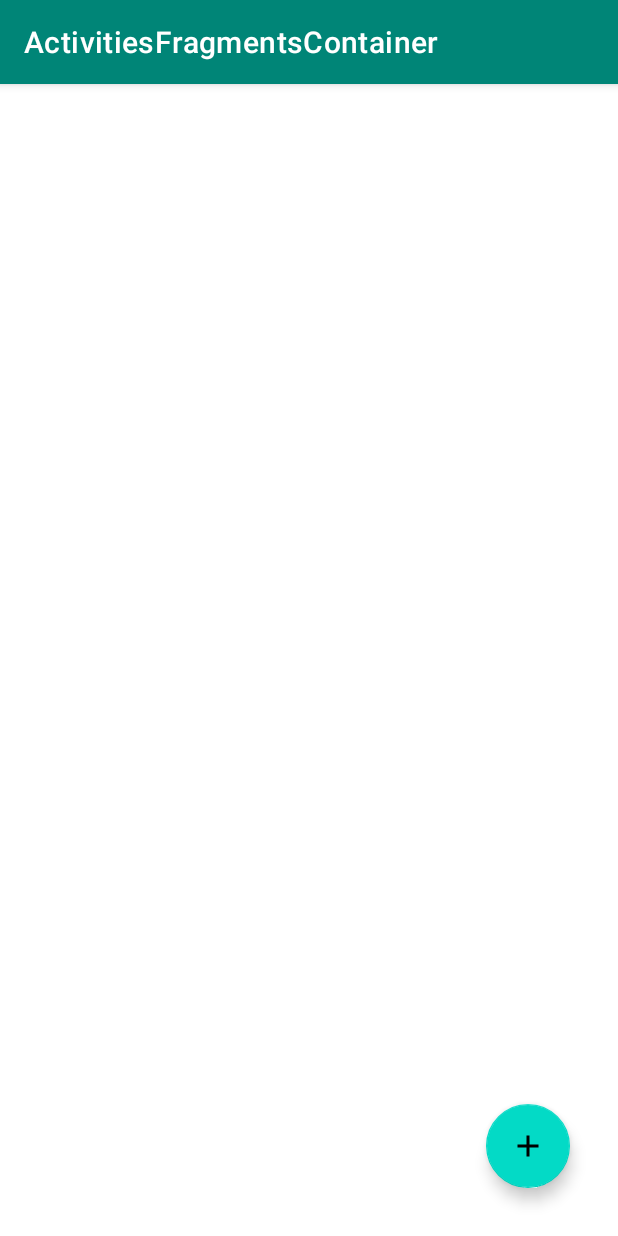
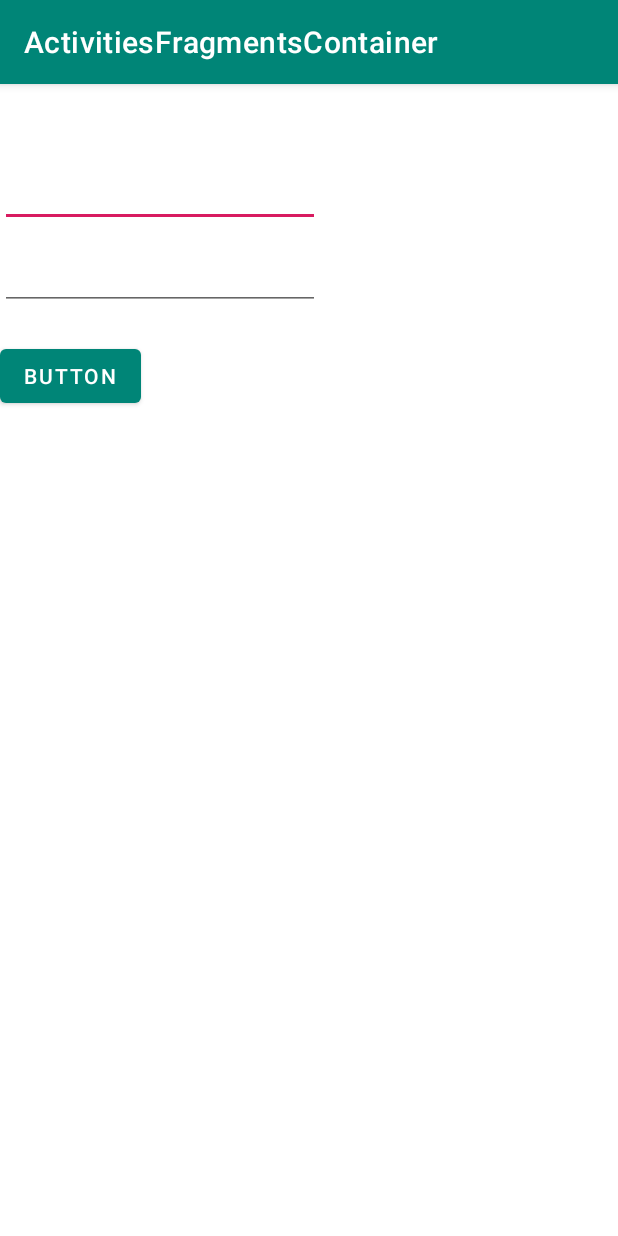
Before and after one commit to YonatanG95/Hobme, an Android app: the screen it shows after launch (ActivitiesFragmentsContainer), on a phone screen of 412 x 824 dp. Run offline under Robolectric (Android 15) with nearby library versions, the phone set to English and light mode, and no system bars; our stand-ins replace Firebase (no records; nobody signed in at launch, a user with empty details on screens opened directly), Room's generated code, data binding, paging; libraries missing offline, so code that uses them is left out: androidx.paging.

Commit message:
Login methods & navigation

```diff
--- a/app/src/main/AndroidManifest.xml
+++ b/app/src/main/AndroidManifest.xml
@@ -8,6 +8,8 @@
     <uses-permission android:name="android.permission.READ_CONTACTS" />
     <uses-permission android:name="android.permission.READ_EXTERNAL_STORAGE" />
     <uses-permission android:name="android.permission.WRITE_EXTERNAL_STORAGE" />
+
+
 
     <application
         android:allowBackup="true"
--- a/app/src/main/java/AppModel/RemoteData.java
+++ b/app/src/main/java/AppModel/RemoteData.java
@@ -1,13 +1,18 @@
 package AppModel;
 
+import android.content.SharedPreferences;
 import android.util.Log;
+import android.view.View;
+import android.widget.Toast;
 
 import androidx.annotation.NonNull;
+import androidx.navigation.Navigation;
 
 import com.google.android.gms.tasks.OnCompleteListener;
 import com.google.android.gms.tasks.OnFailureListener;
 import com.google.android.gms.tasks.OnSuccessListener;
 import com.google.android.gms.tasks.Task;
+import com.google.firebase.auth.AuthResult;
 import com.google.firebase.auth.FirebaseAuth;
 import com.google.firebase.auth.FirebaseUser;
 import com.google.firebase.firestore.DocumentReference;
@@ -16,11 +21,14 @@ import com.google.firebase.firestore.FirebaseFirestore;
 import com.google.firebase.firestore.FirebaseFirestoreSettings;
 import com.google.firebase.firestore.Query;
 import com.google.firebase.firestore.QuerySnapshot;
+import com.project.hobme.R;
 
 import java.util.Date;
 import java.util.List;
 
 import AppModel.Entity.Activity;
+import AppModel.Entity.User;
+import AppView.UserLoginFragment;
 import DataSources.AppRepository;
 import DataSources.NetworkDataCallback;
 
@@ -40,7 +48,8 @@ public class RemoteData {
                 .setTimestampsInSnapshotsEnabled(true)
                 .build();
         firestoreDb.setFirestoreSettings(settings);
-//        FirebaseFirestore.setLoggingEnabled(true);
+        mAuth = FirebaseAuth.getInstance();
+        FirebaseFirestore.setLoggingEnabled(true);
     }
 
     public void fetchActivities(Date date, NetworkDataCallback.ActivityCallback callback){
@@ -86,10 +95,34 @@ public class RemoteData {
         return id;
     }
 
-//    public void currentlyLoggedIn(){
-//        FirebaseUser currentUser = mAuth.getCurrentUser();
-//        currentUser.get
-//        updateUI(currentUser);
-//    }
+    public boolean currentlyLoggedIn(){
+        FirebaseUser currentUser = mAuth.getCurrentUser();
+        if(currentUser != null){
+            currentUser.getUid();
+            return true;
+//            SharedPreferences sharedpreferences = getSharedPreferences(MyPREFERENCES, Context.MODE_PRIVATE);
+        }
+        return false;
+    }
+
+    public void userSignInEmail(String email, String pass, View view, UserLoginFragment fragment){
+        mAuth.signInWithEmailAndPassword(email, pass)
+                .addOnCompleteListener(fragment.getActivity(), new OnCompleteListener<AuthResult>() {
+                    @Override
+                    public void onComplete(@NonNull Task<AuthResult> task) {
+                        if (task.isSuccessful()) {
+                            // Sign in success, update UI with the signed-in user's information
+                            Log.d(TAG, "signInWithEmail:success");
+                            FirebaseUser user = mAuth.getCurrentUser();
+                            Navigation.findNavController(view).navigate(R.id.loginToActList);
+                        } else {
+                            // If sign in fails, display a message to the user.
+                            Log.w(TAG, "signInWithEmail:failure", task.getException());
+                            Toast.makeText(fragment.getContext(), "Authentication failed.",
+                                    Toast.LENGTH_SHORT).show();
+                        }
+                    }
+                });
+    }
 
 }
--- a/app/src/main/java/AppView/UserLoginFragment.java
+++ b/app/src/main/java/AppView/UserLoginFragment.java
@@ -8,11 +8,21 @@ import android.os.Bundle;
 import androidx.annotation.NonNull;
 import androidx.annotation.Nullable;
 import androidx.fragment.app.Fragment;
+import androidx.navigation.NavController;
+import androidx.navigation.Navigation;
+import androidx.navigation.fragment.NavHostFragment;
 
+import android.util.Log;
 import android.view.LayoutInflater;
 import android.view.View;
 import android.view.ViewGroup;
+import android.widget.Toast;
 
+import com.google.android.gms.tasks.OnCompleteListener;
+import com.google.android.gms.tasks.Task;
+import com.google.firebase.auth.AuthResult;
+import com.google.firebase.auth.FirebaseAuth;
+import com.google.firebase.auth.FirebaseUser;
 import com.project.hobme.R;
 import com.project.hobme.databinding.UserLoginFragmentBinding;
 
@@ -27,6 +37,8 @@ public class UserLoginFragment extends Fragment {
     private UserLoginFragmentBinding binding;
     private CustomViewModelFactory viewModelFactory;
 
+    //private FirebaseAuth mAuth;
+    //private FirebaseAuth.AuthStateListener mAuthListener;
 //
 //    public static UserLoginFragment newInstance() {
 //        return new UserLoginFragment();
@@ -42,21 +54,63 @@ public class UserLoginFragment extends Fragment {
         mViewModel = ViewModelProviders.of(this, viewModelFactory)
                 .get(UserLoginViewModel.class);
 
+//        mAuth = FirebaseAuth.getInstance();
+
+
         bindData();
+
+        checkUserStatus();
 
         return binding.getRoot();
     }
 
+
+    /**
+     * Check if user already logged in - If so, move to main page
+     */
+    private void checkUserStatus() {
+        if(mViewModel.isAlreadyLoggedIn()){
+            NavController nc = (((NavHostFragment) getActivity().getSupportFragmentManager()
+                    .findFragmentById(R.id.activities_fragment_container))
+                    .getNavController());
+            nc.navigate(R.id.loginToActList);
+        }
+    }
+
     private void bindData() {
+        binding.setView(mViewModel);
+        binding.setHandler(this);
+        binding.setLifecycleOwner(this);
+    }
 
+    public void loginBtn(View view){
+        mViewModel.userLogInEmail(this, view);
+        //userSignInEmail();
+    }
 
-    }
 //
 //    @Override
 //    public void onActivityCreated(@Nullable Bundle savedInstanceState) {
 //        super.onActivityCreated(savedInstanceState);
 //        mViewModel = ViewModelProviders.of(this).get(UserLoginViewModel.class);
 //        // TODO: Use the ViewModel
-//    }
-
+////    }
+//public void userSignInEmail(String email, String pass, View view){
+//    mAuth.signInWithEmailAndPassword(email, pass)
+//            .addOnCompleteListener(UserLoginFragment.this, new OnCompleteListener<AuthResult>() {
+//                @Override
+//                public void onComplete(@NonNull Task<AuthResult> task) {
+//                    if (task.isSuccessful()) {
+//                        // Sign in success, update UI with the signed-in user's information
+//                        Log.d("111", "signInWithEmail:success");
+//                        FirebaseUser user = mAuth.getCurrentUser();
+//                        Navigation.findNavController(view).navigate(R.id.loginToActList);
+//                    } else {
+//                        // If sign in fails, display a message to the user.
+//                        Log.w("222", "signInWithEmail:failure", task.getException());
+//                        Toast.makeText(view.getContext(), "Authentication failed.",
+//                                Toast.LENGTH_SHORT).show();
+//                    }
+//                }
+//            });
 }
--- a/app/src/main/java/AppViewModel/UserLoginViewModel.java
+++ b/app/src/main/java/AppViewModel/UserLoginViewModel.java
@@ -1,15 +1,28 @@
 package AppViewModel;
+
+import android.view.View;
 
 import androidx.lifecycle.ViewModel;
 
+import AppView.UserLoginFragment;
 import DataSources.AppRepository;
 
 public class UserLoginViewModel extends ViewModel {
     // TODO: Implement the ViewModel
 
-    public UserLoginViewModel(AppRepository repository){}
+    private AppRepository repository;
+    public String password;
+    public String email;
+
+    public UserLoginViewModel(AppRepository repository){
+        this.repository = repository;
+    }
 
     public boolean isAlreadyLoggedIn(){
-        return true;
+        return repository.currentlyLoggedIn();
+    }
+
+    public void userLogInEmail(UserLoginFragment fragment, View view){
+        repository.signInUserEmail(email, password, view, fragment);
     }
 }
--- a/app/src/main/java/DataSources/AppRepository.java
+++ b/app/src/main/java/DataSources/AppRepository.java
@@ -2,6 +2,7 @@ package DataSources;
 
 import android.content.Context;
 import android.util.Log;
+import android.view.View;
 
 import AppModel.AppDB;
 import AppModel.Entity.Activity;
@@ -9,6 +10,7 @@ import AppModel.Dao.ActivityDao;
 import AppModel.LocalData;
 import AppModel.RemoteData;
 import AppUtils.AppExecutors;
+import AppView.UserLoginFragment;
 
 import androidx.lifecycle.LiveData;
 import androidx.paging.DataSource;
@@ -24,13 +26,13 @@ public class AppRepository {
     public static final int INIT_SIZE = 15;
     private final int PREFETCH_DISTANCE = 4;
     private static AppRepository sInstance;
-    private ActivityDao activityDao;
+    //private ActivityDao activityDao;
     //private UserDao userDao;
     //private UserActivityJoinDao userActivityJoinDao;
     //private ActivityTypeDao activityTypeDao;
     //private CategoryDao categoryDao;
 //    private final AppExecutors executors;
-    private NetworkData networkData;
+    //private NetworkData networkData;
 //    private Context mContext;
     private final String TAG = "AppRepository";
     //private boolean mInitialized = false;
@@ -44,11 +46,11 @@ public class AppRepository {
         this.localData = new LocalData(context, executors);
         this.remoteData = new RemoteData();
         AppDB database = AppDB.getInstance(context);
-        this.activityDao = database.activityDao();
+        //this.activityDao = database.activityDao();
 //        //this.userDao = database.userDao();
 //        //this.userActivityJoinDao = database.userActivityJoinDao();
 //        //this.activityTypeDao = database.activityTypeDao();
-        this.networkData = NetworkData.getInstance();
+        //this.networkData = NetworkData.getInstance();
 //        this.mContext = context;
         //dbInit();
         //deleteAllActivities();
@@ -91,6 +93,14 @@ public class AppRepository {
             });
         }
         );
+    }
+
+    public boolean currentlyLoggedIn(){
+        return remoteData.currentlyLoggedIn();
+    }
+
+    public void signInUserEmail(String email, String password, View view, UserLoginFragment loginFragment){
+        remoteData.userSignInEmail(email, password, view, loginFragment);
     }
 
 
--- a/app/src/main/java/DataSources/NetworkDataCallback.java
+++ b/app/src/main/java/DataSources/NetworkDataCallback.java
@@ -13,4 +13,5 @@ public class NetworkDataCallback {
         void onCallback(List<Activity> activities);//, DocumentSnapshot documentSnapshot);
     }
 
+
 }
--- a/app/src/main/res/layout/user_login_fragment.xml
+++ b/app/src/main/res/layout/user_login_fragment.xml
@@ -1,10 +1,15 @@
 <?xml version="1.0" encoding="utf-8"?>
-<layout xmlns:app="http://schemas.android.com/apk/res-auto"
+<layout xmlns:tools="http://schemas.android.com/tools"
+    xmlns:app="http://schemas.android.com/apk/res-auto"
     xmlns:android="http://schemas.android.com/apk/res/android">
     <data>
         <variable
-            name="activity"
-            type="AppModel.Entity.Activity">
+            name="view"
+            type="AppViewModel.UserLoginViewModel">
+        </variable>
+        <variable
+            name="handler"
+            type="AppView.UserLoginFragment">
         </variable>
     </data>
 
@@ -13,14 +18,37 @@
     android:layout_width="match_parent"
     android:layout_height="match_parent">
 
-        <androidx.appcompat.widget.AppCompatTextView
-        android:layout_width="wrap_content"
-        android:layout_height="wrap_content"
-        android:layout_marginStart="8dp"
-        android:layout_marginBottom="8dp"
-        android:text="Helllo"
-        android:textSize="18sp"
-        app:layout_constraintBottom_toBottomOf="parent" />
+        <EditText
+            android:id="@+id/editText4"
+            android:layout_width="wrap_content"
+            android:layout_height="wrap_content"
+            android:layout_marginTop="50dp"
+            android:ems="10"
+            android:inputType="textPersonName"
+            android:text="@={view.email}"
+            app:layout_constraintTop_toTopOf="parent"
+            tools:layout_editor_absoluteX="88dp" />
+
+        <EditText
+            android:id="@+id/editText5"
+            android:layout_width="wrap_content"
+            android:layout_height="wrap_content"
+            android:layout_marginTop="10dp"
+            android:ems="10"
+            android:inputType="textPassword"
+            android:text="@={view.password}"
+            app:layout_constraintTop_toBottomOf="@+id/editText4"
+            tools:layout_editor_absoluteX="88dp" />
+
+        <Button
+            android:id="@+id/button2"
+            android:layout_width="wrap_content"
+            android:layout_height="wrap_content"
+            android:layout_marginTop="20dp"
+            android:onClick="@{(view) -> handler.loginBtn(view)}"
+            android:text="Button"
+            app:layout_constraintTop_toBottomOf="@+id/editText5"
+            tools:layout_editor_absoluteX="189dp" />
 
     </androidx.constraintlayout.widget.ConstraintLayout>
 
--- a/app/src/main/res/navigation/nav_graph.xml
+++ b/app/src/main/res/navigation/nav_graph.xml
@@ -3,7 +3,7 @@
     xmlns:app="http://schemas.android.com/apk/res-auto"
     xmlns:tools="http://schemas.android.com/tools"
     android:id="@+id/nav_graph"
-    app:startDestination="@id/activityListFragment">
+    app:startDestination="@id/userLoginFragment">
     <fragment
         android:id="@+id/activityListFragment"
         android:name="AppView.ActivityListFragment"
@@ -48,7 +48,7 @@
         android:label="user_login_fragment"
         tools:layout="@layout/user_login_fragment" >
         <action
-            android:id="@+id/action_userLoginFragment_to_activityListFragment"
+            android:id="@+id/loginToActList"
             app:destination="@id/activityListFragment" />
     </fragment>
 </navigation>
```
